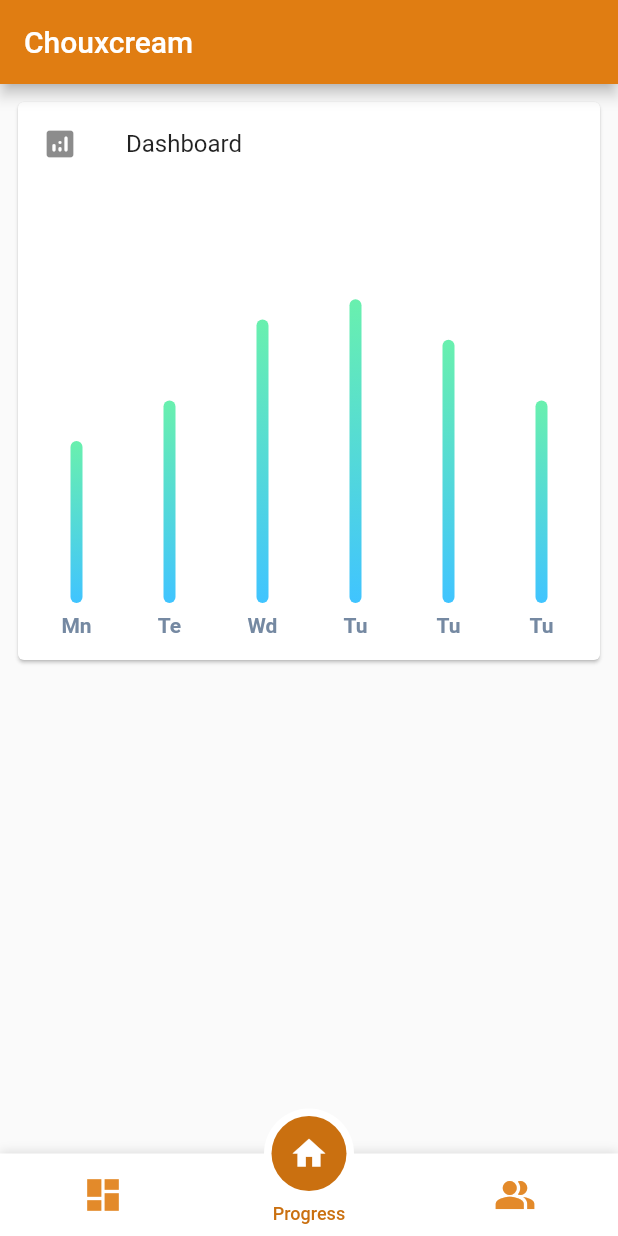
After one commit to CSSIT21/Chouxcream, a Flutter app: the CoreScreen screen opened directly, item 2 of the bottom bar chosen, on a phone screen of 412 x 824 dp. The commit adds this screen. Run offline on Flutter 3.47's test engine with Material 2 defaults, Android fonts, the phone set to English and light mode, and no system bars; drawn by our look-alikes of fl_chart, motion_tab_bar_v2; our stand-ins replace rounded_loading_button, simple_animations.

Commit message:
Add more draft layout

```diff
--- /dev/null
+++ b/app/lib/screens/core/index.dart
@@ -0,0 +1,83 @@
+import 'package:chouxcream_app/constants/manifest.dart';
+import 'package:chouxcream_app/constants/theme.dart';
+import 'package:chouxcream_app/screens/more/index.dart';
+import 'package:chouxcream_app/screens/progress/index.dart';
+import 'package:chouxcream_app/screens/today/index.dart';
+import 'package:flutter/material.dart';
+import 'package:motion_tab_bar_v2/motion-tab-bar.dart';
+
+class CoreScreen extends StatefulWidget {
+  const CoreScreen({Key? key}) : super(key: key);
+
+  @override
+  State<CoreScreen> createState() => _CoreScreenState();
+}
+
+class _CoreScreenState extends State<CoreScreen> with TickerProviderStateMixin {
+  late TabController _tabController;
+
+  @override
+  void initState() {
+    super.initState();
+    _tabController = TabController(
+      initialIndex: 0,
+      length: 3,
+      vsync: this,
+    );
+  }
+
+  @override
+  void dispose() {
+    super.dispose();
+    _tabController.dispose();
+  }
+
+  @override
+  Widget build(BuildContext context) {
+    return Scaffold(
+      appBar: AppBar(
+        title: Text(ManifestConstant.appName),
+        automaticallyImplyLeading: false,
+      ),
+      bottomNavigationBar: MotionTabBar(
+        initialSelectedTab: "Today",
+        useSafeArea: true,
+        // Apply safe area wrapper
+        labels: const ["Today", "Progress", "More"],
+        icons: const [
+          //TODO: Change logo
+          Icons.dashboard,
+          Icons.home,
+          Icons.people_alt,
+        ],
+        tabSize: 50,
+        tabBarHeight: 55,
+        textStyle: TextStyle(
+          fontSize: 12,
+          color: ThemeConstant.swatchPrimary.shade600,
+          fontWeight: FontWeight.w500,
+        ),
+        tabIconColor: ThemeConstant.swatchPrimary.shade400,
+        tabSelectedColor: ThemeConstant.swatchPrimary.shade600,
+        tabIconSize: 28.0,
+        tabIconSelectedSize: 26.0,
+        tabIconSelectedColor: Colors.white,
+        tabBarColor: const Color(0xFFFFFFFF),
+        onTabItemSelected: (int value) {
+          setState(() {
+            _tabController.index = value;
+          });
+        },
+      ),
+      body: TabBarView(
+        physics: const NeverScrollableScrollPhysics(), // Swipe navigation handling is not supported
+        controller: _tabController,
+        children: const [
+          TodayFragment(),
+          ProgressFragment(),
+          MoreFragment(),
+        ],
+      ),
+    );
+  }
+}
--- /dev/null
+++ b/app/lib/screens/progress/chart.dart
@@ -0,0 +1,198 @@
+import 'package:fl_chart/fl_chart.dart';
+import 'package:flutter/material.dart';
+
+class BarChartWidget extends StatelessWidget {
+  const BarChartWidget({Key? key}) : super(key: key);
+
+  @override
+  Widget build(BuildContext context) {
+    return BarChart(
+      BarChartData(
+        barTouchData: barTouchData,
+        titlesData: titlesData,
+        borderData: borderData,
+        barGroups: barGroups,
+        gridData: FlGridData(show: false),
+        alignment: BarChartAlignment.spaceAround,
+        maxY: 20,
+      ),
+    );
+  }
+
+  BarTouchData get barTouchData => BarTouchData(
+        enabled: false,
+        touchTooltipData: BarTouchTooltipData(
+          tooltipBgColor: Colors.transparent,
+          tooltipPadding: const EdgeInsets.all(0),
+          tooltipMargin: 8,
+          getTooltipItem: (
+            BarChartGroupData group,
+            int groupIndex,
+            BarChartRodData rod,
+            int rodIndex,
+          ) {
+            return BarTooltipItem(
+              rod.toY.round().toString(),
+              const TextStyle(
+                color: Colors.white,
+                fontWeight: FontWeight.bold,
+              ),
+            );
+          },
+        ),
+      );
+
+  Widget getTitles(double value, TitleMeta meta) {
+    const style = TextStyle(
+      color: Color(0xff7589a2),
+      fontWeight: FontWeight.bold,
+      fontSize: 14,
+    );
+    String text;
+    switch (value.toInt()) {
+      case 0:
+        text = 'Mn';
+        break;
+      case 1:
+        text = 'Te';
+        break;
+      case 2:
+        text = 'Wd';
+        break;
+      case 3:
+        text = 'Tu';
+        break;
+      case 4:
+        text = 'Fr';
+        break;
+      case 5:
+        text = 'St';
+        break;
+      case 6:
+        text = 'Sn';
+        break;
+      default:
+        text = '';
+        break;
+    }
+    return Center(child: Text(text, style: style));
+  }
+
+  FlTitlesData get titlesData => FlTitlesData(
+        show: true,
+        bottomTitles: AxisTitles(
+          sideTitles: SideTitles(
+            showTitles: true,
+            reservedSize: 30,
+            getTitlesWidget: getTitles,
+          ),
+        ),
+        leftTitles: AxisTitles(
+          sideTitles: SideTitles(showTitles: false),
+        ),
+        topTitles: AxisTitles(
+          sideTitles: SideTitles(showTitles: false),
+        ),
+        rightTitles: AxisTitles(
+          sideTitles: SideTitles(showTitles: false),
+        ),
+      );
+
+  FlBorderData get borderData => FlBorderData(
+        show: false,
+      );
+
+  final _barsGradient = const LinearGradient(
+    colors: [
+      Colors.lightBlueAccent,
+      Colors.greenAccent,
+    ],
+    begin: Alignment.bottomCenter,
+    end: Alignment.topCenter,
+  );
+
+  List<BarChartGroupData> get barGroups => [
+        BarChartGroupData(
+          x: 0,
+          barRods: [
+            BarChartRodData(
+              toY: 8,
+              gradient: _barsGradient,
+            )
+          ],
+          showingTooltipIndicators: [0],
+        ),
+        BarChartGroupData(
+          x: 1,
+          barRods: [
+            BarChartRodData(
+              toY: 10,
+              gradient: _barsGradient,
+            )
+          ],
+          showingTooltipIndicators: [0],
+        ),
+        BarChartGroupData(
+          x: 2,
+          barRods: [
+            BarChartRodData(
+              toY: 14,
+              gradient: _barsGradient,
+            )
+          ],
+          showingTooltipIndicators: [0],
+        ),
+        BarChartGroupData(
+          x: 3,
+          barRods: [
+            BarChartRodData(
+              toY: 15,
+              gradient: _barsGradient,
+            )
+          ],
+          showingTooltipIndicators: [0],
+        ),
+        BarChartGroupData(
+          x: 3,
+          barRods: [
+            BarChartRodData(
+              toY: 13,
+              gradient: _barsGradient,
+            )
+          ],
+          showingTooltipIndicators: [0],
+        ),
+        BarChartGroupData(
+          x: 3,
+          barRods: [
+            BarChartRodData(
+              toY: 10,
+              gradient: _barsGradient,
+            )
+          ],
+          showingTooltipIndicators: [0],
+        ),
+      ];
+}
+
+class BarChartSample3 extends StatefulWidget {
+  const BarChartSample3({Key? key}) : super(key: key);
+
+  @override
+  State<StatefulWidget> createState() => BarChartSample3State();
+}
+
+class BarChartSample3State extends State<BarChartSample3> {
+  @override
+  Widget build(BuildContext context) {
+    return AspectRatio(
+      aspectRatio: 1.8,
+      child: Card(
+        elevation: 0,
+        shape: RoundedRectangleBorder(borderRadius: BorderRadius.circular(4)),
+        color: const Color(0xff2c4260),
+        child: const BarChartWidget(),
+      ),
+    );
+  }
+}
--- /dev/null
+++ b/app/lib/screens/progress/index.dart
@@ -0,0 +1,36 @@
+import 'package:chouxcream_app/screens/progress/chart.dart';
+import 'package:flutter/material.dart';
+
+class ProgressFragment extends StatefulWidget {
+  const ProgressFragment({Key? key}) : super(key: key);
+
+  @override
+  State<ProgressFragment> createState() => _ProgressFragmentState();
+}
+
+class _ProgressFragmentState extends State<ProgressFragment> {
+  @override
+  Widget build(BuildContext context) {
+    return Column(
+      crossAxisAlignment: CrossAxisAlignment.stretch,
+      children: [
+        Padding(
+          padding: const EdgeInsets.all(8.0),
+          child: Card(
+              child: Column(
+            children: const [
+              ListTile(
+                leading: Icon(Icons.analytics_rounded),
+                title: Text("Dashboard"),
+              ),
+              Padding(
+                padding: EdgeInsets.all(8.0),
+                child: SizedBox(height: 300, child: BarChartWidget()),
+              ),
+            ],
+          )),
+        )
+      ],
+    );
+  }
+}
--- a/app/lib/screens/start/login.dart
+++ b/app/lib/screens/start/login/index.dart
@@ -1,4 +1,5 @@
-import 'package:flutter/material.dart';
+import 'package:chouxcream_app/screens/start/login/form.dart';
+import 'package:flutter/material.dart' hide Form;
 import 'package:rounded_loading_button/rounded_loading_button.dart';
 
 class LoginScreen extends StatefulWidget {
@@ -17,7 +18,7 @@ class _LoginScreenState extends State<LoginScreen> {
     return Scaffold(
         appBar: AppBar(title: Text("Login")),
         body: Column(
-          children: const [Text("Hello")],
+          children: const [Text("Hello"), Form()],
         ));
   }
 }
--- a/app/lib/screens/start/welcome/background.dart
+++ b/app/lib/screens/start/welcome/background.dart
@@ -29,7 +29,7 @@ class Background extends StatelessWidget {
         particles: 8,
         color: ThemeConstant.colorAccentDark.withOpacity(0.3),
         blur: 0.3,
-        size: 1,
+        size: 1.2,
         speed: 0.6,
         offset: 0,
         blendMode: BlendMode.plus,
@@ -38,7 +38,7 @@ class Background extends StatelessWidget {
         variation2: 0.3,
         variation3: 0,
         rotation: 0,
-        fps: 10,
+        fps: 15,
       ),
     );
   }
--- a/app/lib/screens/start/welcome/content.dart
+++ b/app/lib/screens/start/welcome/content.dart
@@ -1,4 +1,5 @@
 import 'package:chouxcream_app/constants/theme.dart';
+import 'package:chouxcream_app/screens/start/login/index.dart';
 import 'package:flutter/material.dart';
 
 class Content extends StatelessWidget {
@@ -43,7 +44,9 @@ class Content extends StatelessWidget {
                         shape: MaterialStateProperty.all(ThemeConstant.philBorderShape),
                         side: MaterialStateProperty.all(
                             const BorderSide(color: Colors.white, width: 1.2, style: BorderStyle.solid))),
-                    onPressed: () {},
+                    onPressed: () {
+                      Navigator.push(context, MaterialPageRoute(builder: (context) => const LoginScreen()));
+                    },
                   ))
             ]));
   }
--- a/app/pubspec.yaml
+++ b/app/pubspec.yaml
@@ -36,6 +36,8 @@ dependencies:
   cupertino_icons: ^1.0.2
   rounded_loading_button: ^2.1.0
   simple_animations: ^3.0.1
+  motion_tab_bar_v2: ^0.2.6
+  fl_chart: ^0.50.1
 
 dev_dependencies:
   flutter_test:
```
Also changed, not shown: app/lib/screens/more/index.dart (added, +15 -0 lines), app/lib/screens/record/index.dart (added, +15 -0 lines), app/lib/screens/start/login/form.dart (added, +48 -0 lines), app/lib/screens/today/index.dart (added, +30 -0 lines), app/pubspec.lock.
